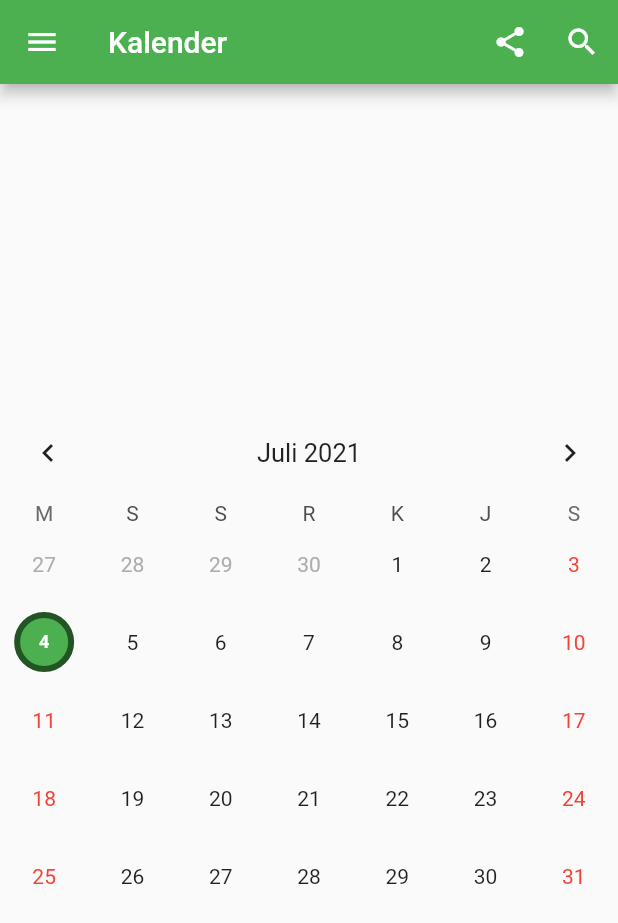
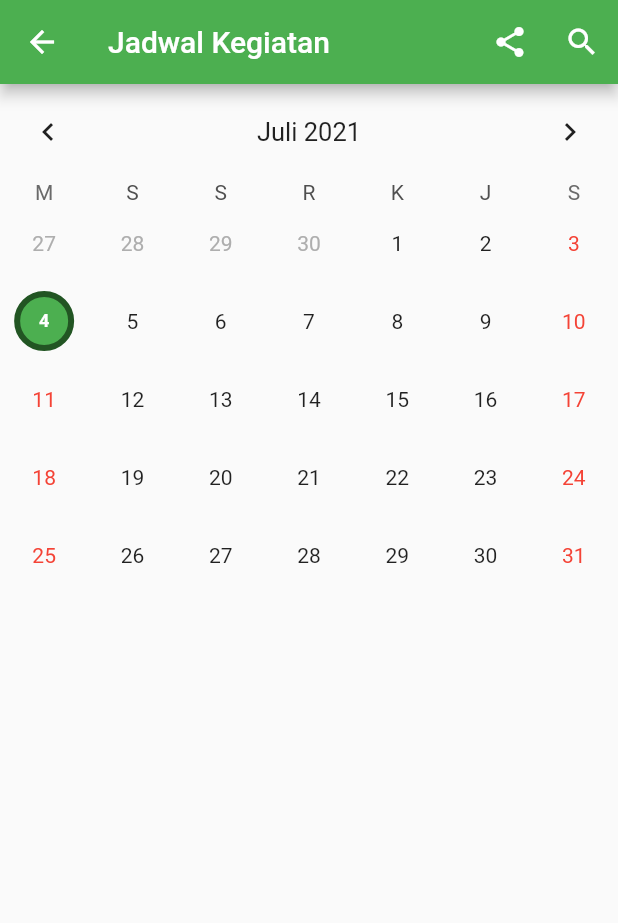
Before and after one commit to alfrirafles/smp_kerinci, a Flutter app: the screen it shows after launch, after a tap on "Kalender", on a phone screen of 412 x 824 dp. Shown: the top 923 px of the screen. Run offline on Flutter 3.47's test engine with Material 2 defaults, Android fonts, the phone set to English and light mode, and no system bars; drawn by our look-alikes of table_calendar; our stand-ins replace flutter_svg, url_strategy.

Commit message:
Updated the widget tree base for calendar

```diff
--- a/lib/pages/calendar_page.dart
+++ b/lib/pages/calendar_page.dart
@@ -6,11 +6,7 @@ class CalendarPage extends StatelessWidget {
   @override
   Widget build(BuildContext context) {
     return BasePage(
-      topNavTitle: 'Kalender',
-      topNavLeading: IconButton(
-        icon: Icon(Icons.menu),
-        onPressed: () {},
-      ),
+      topNavTitle: 'Jadwal Kegiatan',
       topNavTrailing: [
         IconButton(
           icon: Icon(Icons.share),
@@ -21,11 +17,7 @@ class CalendarPage extends StatelessWidget {
           onPressed: () {},
         )
       ],
-      body: Container(
-        child: Center(
-          child: Calendar(),
-        ),
-      ),
+      body: Calendar(),
     );
   }
 }
```
